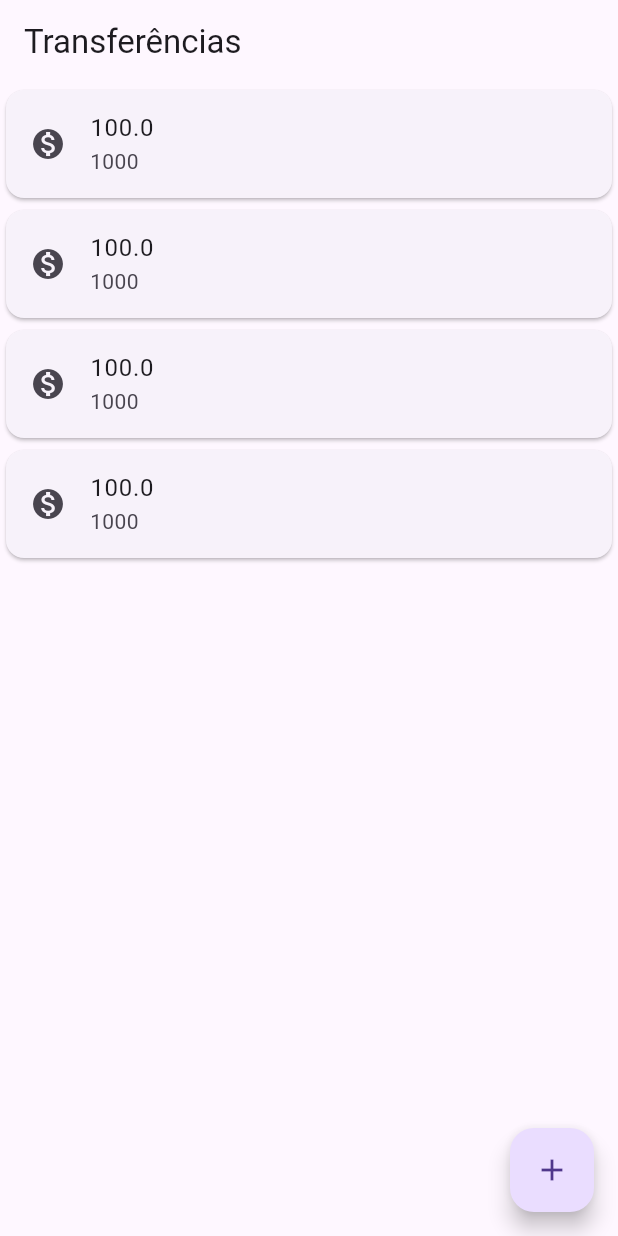
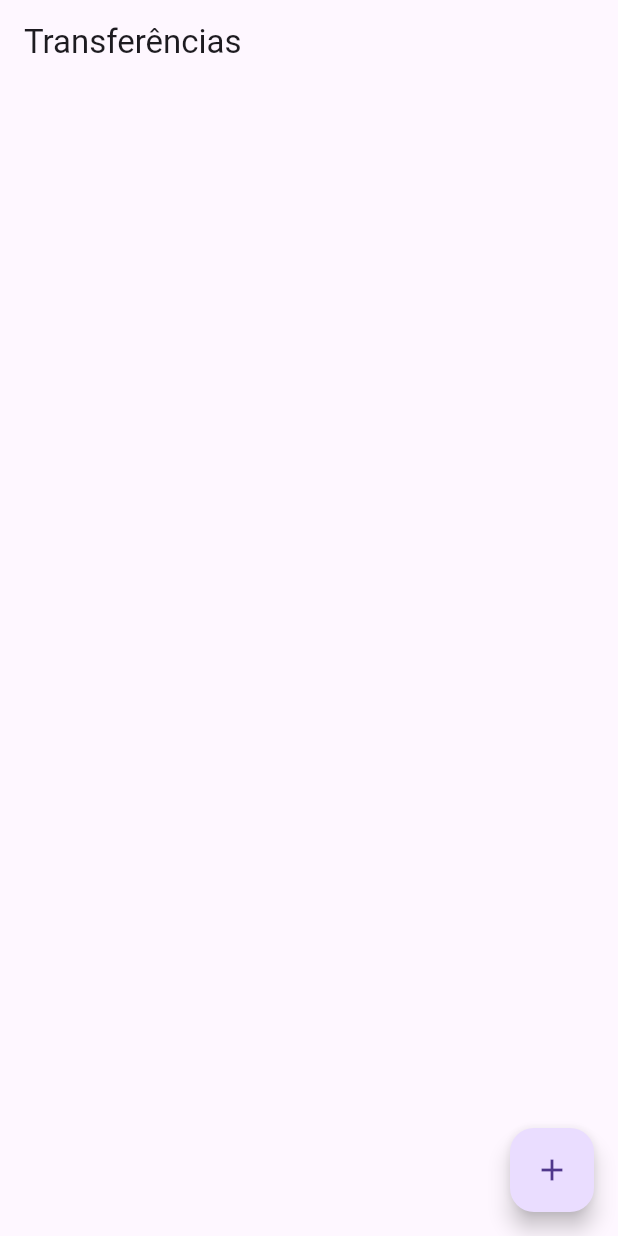
Before and after one commit to juliomendes160/alura, a Flutter app: the screen it shows after launch, on a phone screen of 412 x 824 dp. Run offline on Flutter 3.47's test engine with Material 3 defaults, Android fonts, the phone set to English and light mode, and no system bars.

```diff
--- a/bytebank/lib/main.dart
+++ b/bytebank/lib/main.dart
@@ -86,23 +86,27 @@ class Editor extends StatelessWidget {
   }
 }
 
-class ListaTransferencias extends StatelessWidget {
+class ListaTransferencias extends StatefulWidget {
   final List<Transferencia> _transferencias = List();
 
   @override
+  State<StatefulWidget> createState() {
+    return ListaTransferenciasState();
+  }
+}
+
+class ListaTransferenciasState extends State<ListaTransferencias> {
+
+  @override
   Widget build(BuildContext context) {
-    _transferencias.add(Transferencia(100.0, 1000));
-    _transferencias.add(Transferencia(100.0, 1000));
-    _transferencias.add(Transferencia(100.0, 1000));
-    _transferencias.add(Transferencia(100.0, 1000));
     return Scaffold(
       appBar: AppBar(
         title: Text('Transferências'),
       ),
       body: ListView.builder(
-        itemCount: _transferencias.length,
+        itemCount:  widget._transferencias.length,
         itemBuilder: (context, indice) {
-          final transferencia = _transferencias[indice];
+          final transferencia =  widget._transferencias[indice];
           return ItemTransferencia(transferencia);
         },
       ),
@@ -110,13 +114,13 @@ class ListaTransferencias extends StatelessWidget {
         child: Icon(Icons.add),
         onPressed: () {
           final Future<Transferencia> future =
-              Navigator.push(context, MaterialPageRoute(builder: (context) {
+          Navigator.push(context, MaterialPageRoute(builder: (context) {
             return FormularioTransferencia();
           }));
           future.then((transferenciaRecebida) {
             debugPrint('chegou no then do future');
             debugPrint('$transferenciaRecebida');
-            _transferencias.add(transferenciaRecebida);
+            widget._transferencias.add(transferenciaRecebida);
           });
         },
       ),
```
